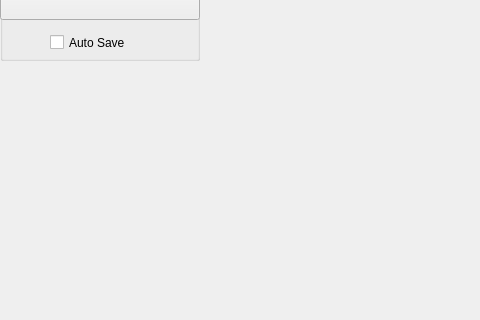
xinyang-go/LabelRoboMaster, file mainwindow.ui: the form before one commit; both pictures show x 0 to 480 and y 480 to 800 of the 1500 by 800 pixel window.
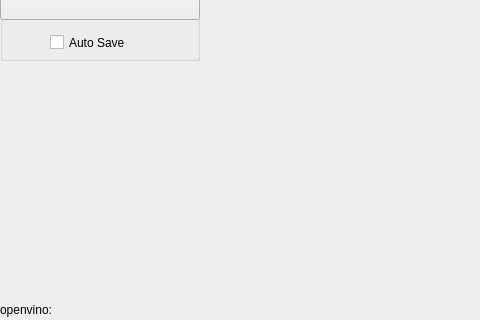
The form after the commit. Icons and pictures are not drawn. Custom widgets are drawn as their Qt base class.

What changed in the file:
```diff
--- a/mainwindow.ui
+++ b/mainwindow.ui
@@ -299,13 +299,26 @@
       <x>0</x>
       <y>640</y>
       <width>200</width>
-      <height>160</height>
+      <height>140</height>
      </rect>
     </property>
     <property name="text">
      <string/>
     </property>
    </widget>
+   <widget class="QLabel" name="labelOpenvino">
+    <property name="geometry">
+     <rect>
+      <x>0</x>
+      <y>780</y>
+      <width>200</width>
+      <height>20</height>
+     </rect>
+    </property>
+    <property name="text">
+     <string>openvino: </string>
+    </property>
+   </widget>
   </widget>
  </widget>
  <layoutdefault spacing="6" margin="11"/>
```
